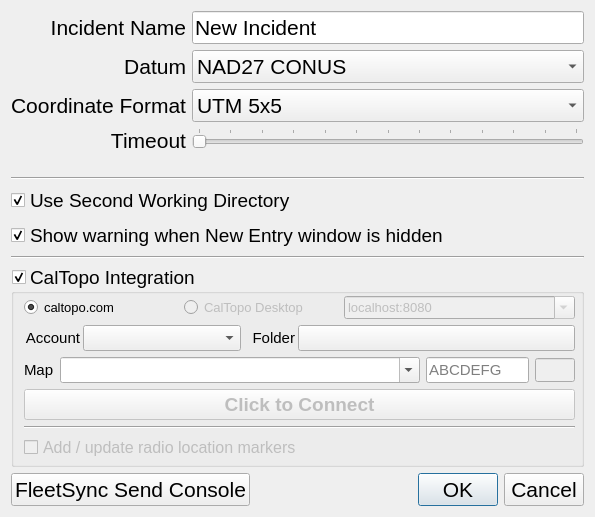
First picture: the form in designer/options.ui, repository ncssar/radiolog, before the edit.
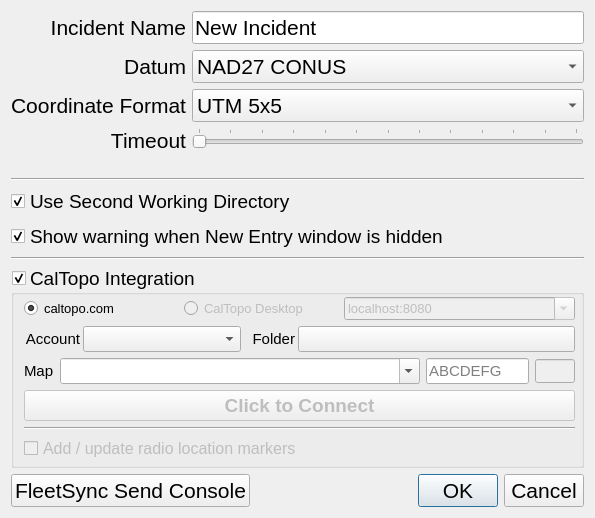
Second picture: the form after the edit. Custom widgets are drawn as their Qt base class.

Commit message: WIP: clear focus from caltopoFolderButton after popup is closed so that it doesn't stay blue

What changed in the file:
```diff
--- a/designer/options.ui
+++ b/designer/options.ui
@@ -7,7 +7,7 @@
     <x>0</x>
     <y>0</y>
     <width>595</width>
-    <height>517</height>
+    <height>518</height>
    </rect>
   </property>
   <property name="sizePolicy">
```
The commit also changes 2 other files.
